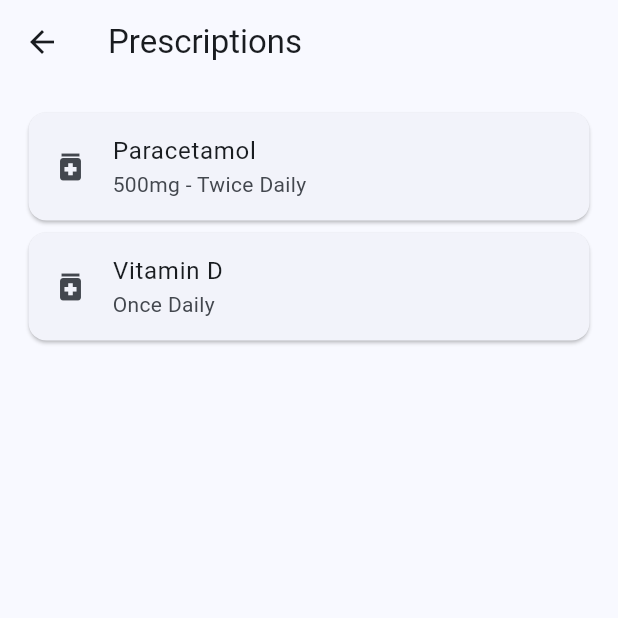
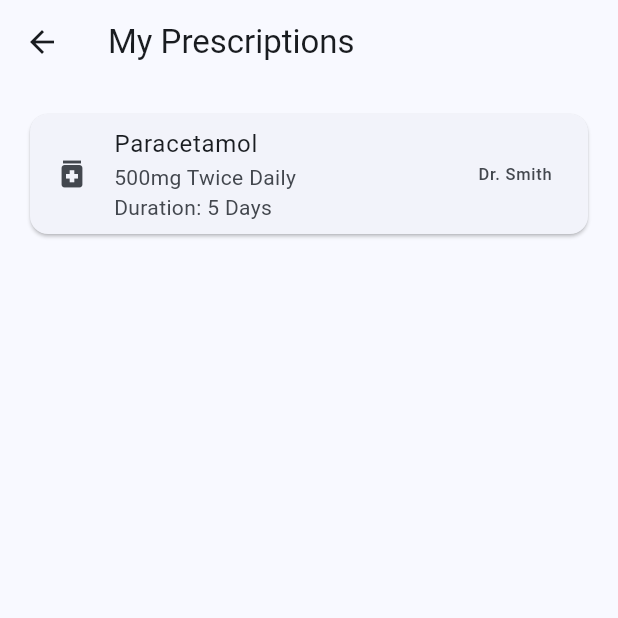
Before and after one commit to sanvithskotian/NurseCare, a Flutter app: the PrescriptionsScreen screen opened directly, on a phone screen of 412 x 824 dp, the top half of it. Run offline on Flutter 3.47's test engine with Material 3 defaults, Android fonts, the phone set to English and light mode, and no system bars.

```diff
--- /dev/null
+++ b/lib/models/prescription.dart
@@ -0,0 +1,15 @@
+class Prescription {
+  final String id;
+  final String doctorName;
+  final String medicine;
+  final String dosage;
+  final String duration;
+
+  Prescription({
+    required this.id,
+    required this.doctorName,
+    required this.medicine,
+    required this.dosage,
+    required this.duration,
+  });
+}
--- a/lib/screens/patient/prescriptions_screen.dart
+++ b/lib/screens/patient/prescriptions_screen.dart
@@ -1,32 +1,34 @@
 import 'package:flutter/material.dart';
+import '../../services/dummy_data.dart';
 
 class PrescriptionsScreen extends StatelessWidget {
   const PrescriptionsScreen({super.key});
 
   @override
   Widget build(BuildContext context) {
+    final prescriptions = DummyData.prescriptions;
+
     return Scaffold(
       appBar: AppBar(
-        title: const Text("Prescriptions"),
+        title: const Text("My Prescriptions"),
       ),
-      body: ListView(
-        padding: const EdgeInsets.all(15),
-        children: const [
-          Card(
+      body: ListView.builder(
+        padding: const EdgeInsets.all(16),
+        itemCount: prescriptions.length,
+        itemBuilder: (context, index) {
+          final prescription = prescriptions[index];
+
+          return Card(
             child: ListTile(
-              leading: Icon(Icons.medication),
-              title: Text("Paracetamol"),
-              subtitle: Text("500mg - Twice Daily"),
+              leading: const Icon(Icons.medication),
+              title: Text(prescription.medicine),
+              subtitle: Text(
+                "${prescription.dosage}\nDuration: ${prescription.duration}",
+              ),
+              trailing: Text(prescription.doctorName),
             ),
-          ),
-          Card(
-            child: ListTile(
-              leading: Icon(Icons.medication),
-              title: Text("Vitamin D"),
-              subtitle: Text("Once Daily"),
-            ),
-          ),
-        ],
+          );
+        },
       ),
     );
   }
--- a/lib/services/dummy_data.dart
+++ b/lib/services/dummy_data.dart
@@ -2,6 +2,7 @@ import '../models/patient.dart';
 import '../models/doctor.dart';
 import '../models/nurse.dart';
 import '../models/appointment.dart';
+import '../models/prescription.dart';
 
 class DummyData {
   static Patient patient = Patient(
@@ -34,4 +35,14 @@ class DummyData {
       status: "Confirmed",
     ),
   ];
+
+  static final List<Prescription> prescriptions = [
+    Prescription(
+      id: "PR001",
+      doctorName: "Dr. Smith",
+      medicine: "Paracetamol",
+      dosage: "500mg Twice Daily",
+      duration: "5 Days",
+   ),
+  ];
 }
```
Also changed, not shown: lib/screens/doctor/doctor_dashboard.dart (+40 -26 lines), lib/screens/doctor/doctor_prescription_screen.dart (added, +110 -0 lines).
